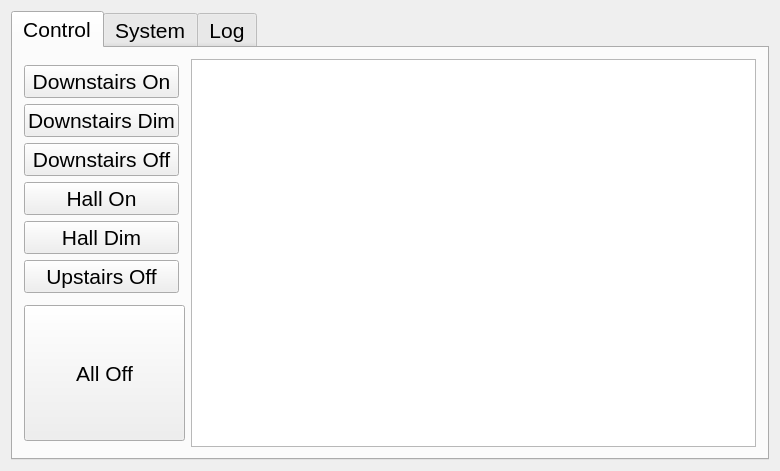
The window that widget.ui (paulkappler/HomeGUI) describes before a commit, drawn with Qt 5.
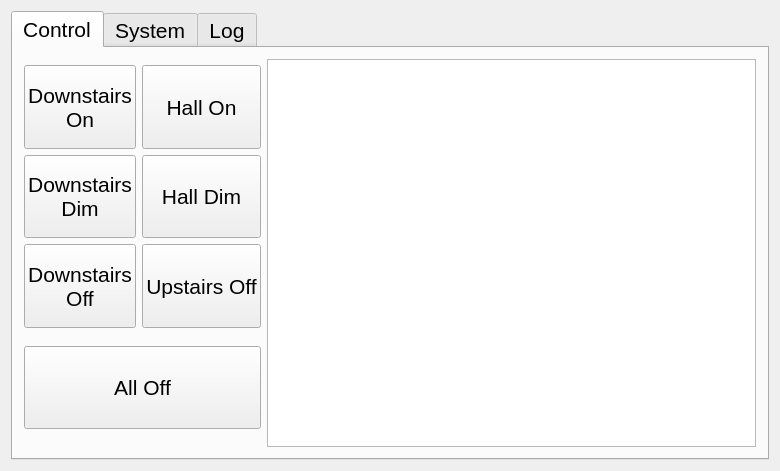
The same window after the commit.

Diff of the .ui file:
```diff
--- a/widget.ui
+++ b/widget.ui
@@ -57,64 +57,103 @@
          </property>
         </widget>
        </item>
-       <item row="8" column="0" colspan="2">
-        <widget class="QPushButton" name="allOffButton">
-         <property name="sizePolicy">
-          <sizepolicy hsizetype="Expanding" vsizetype="Expanding">
-           <horstretch>0</horstretch>
-           <verstretch>0</verstretch>
-          </sizepolicy>
-         </property>
-         <property name="mouseTracking">
-          <bool>true</bool>
-         </property>
-         <property name="text">
-          <string>All Off</string>
-         </property>
-        </widget>
-       </item>
        <item row="3" column="0">
         <widget class="QPushButton" name="downOffButton">
-         <property name="text">
-          <string>Downstairs Off</string>
+         <property name="sizePolicy">
+          <sizepolicy hsizetype="Preferred" vsizetype="Expanding">
+           <horstretch>0</horstretch>
+           <verstretch>0</verstretch>
+          </sizepolicy>
          </property>
-        </widget>
-       </item>
-       <item row="4" column="0">
-        <widget class="QPushButton" name="hallOnButton">
          <property name="text">
-          <string>Hall On</string>
-         </property>
-        </widget>
-       </item>
-       <item row="6" column="0">
-        <widget class="QPushButton" name="upOffButton">
-         <property name="text">
-          <string>Upstairs Off</string>
-         </property>
-        </widget>
-       </item>
-       <item row="1" column="0">
-        <widget class="QPushButton" name="downOnButton">
-         <property name="text">
-          <string>Downstairs On</string>
+          <string>Downstairs
+Off</string>
          </property>
         </widget>
        </item>
        <item row="2" column="0">
         <widget class="QPushButton" name="downDimButton">
+         <property name="sizePolicy">
+          <sizepolicy hsizetype="Preferred" vsizetype="Expanding">
+           <horstretch>0</horstretch>
+           <verstretch>0</verstretch>
+          </sizepolicy>
+         </property>
          <property name="text">
-          <string>Downstairs Dim</string>
+          <string>Downstairs
+Dim</string>
          </property>
         </widget>
        </item>
-       <item row="5" column="0">
+       <item row="1" column="0">
+        <widget class="QPushButton" name="downOnButton">
+         <property name="sizePolicy">
+          <sizepolicy hsizetype="Preferred" vsizetype="Expanding">
+           <horstretch>0</horstretch>
+           <verstretch>0</verstretch>
+          </sizepolicy>
+         </property>
+         <property name="text">
+          <string>Downstairs
+On</string>
+         </property>
+        </widget>
+       </item>
+       <item row="1" column="1">
+        <widget class="QPushButton" name="hallOnButton">
+         <property name="sizePolicy">
+          <sizepolicy hsizetype="Preferred" vsizetype="Expanding">
+           <horstretch>0</horstretch>
+           <verstretch>0</verstretch>
+          </sizepolicy>
+         </property>
+         <property name="text">
+          <string>Hall On</string>
+         </property>
+        </widget>
+       </item>
+       <item row="2" column="1">
         <widget class="QPushButton" name="hallDimButton">
+         <property name="sizePolicy">
+          <sizepolicy hsizetype="Preferred" vsizetype="Expanding">
+           <horstretch>0</horstretch>
+           <verstretch>0</verstretch>
+          </sizepolicy>
+         </property>
          <property name="text">
           <string>Hall Dim</string>
          </property>
         </widget>
        </item>
+       <item row="3" column="1">
+        <widget class="QPushButton" name="upOffButton">
+         <property name="sizePolicy">
+          <sizepolicy hsizetype="Preferred" vsizetype="Expanding">
+           <horstretch>0</horstretch>
+           <verstretch>0</verstretch>
+          </sizepolicy>
+         </property>
+         <property name="text">
+          <string>Upstairs Off</string>
+         </property>
+        </widget>
+       </item>
+       <item row="6" column="0" colspan="2">
+        <widget class="QPushButton" name="allOffButton">
+         <property name="sizePolicy">
+          <sizepolicy hsizetype="Preferred" vsizetype="Expanding">
+           <horstretch>0</horstretch>
+           <verstretch>0</verstretch>
+          </sizepolicy>
+         </property>
+         <property name="mouseTracking">
+          <bool>true</bool>
+         </property>
+         <property name="text">
+          <string>All Off</string>
+         </property>
+        </widget>
+       </item>
       </layout>
      </widget>
      <widget class="QWidget" name="tab_2">
```
